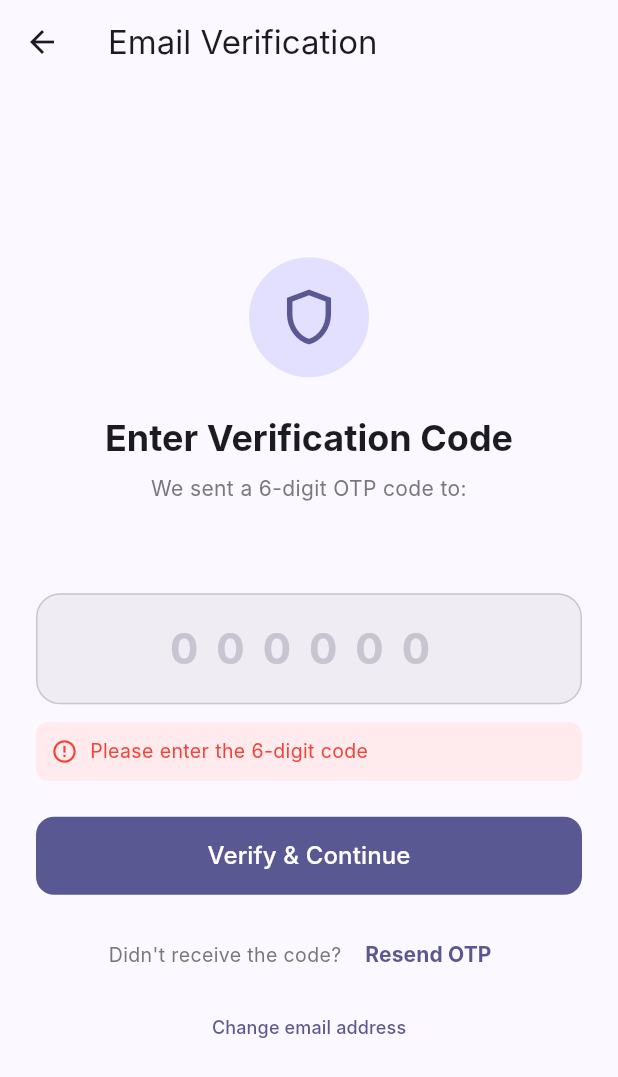
After one commit to Sanyograghav04/teacher-student-app, a Flutter app: the VerifyOtpScreen screen opened by its route, after a tap on "Verify & Continue", on a phone screen of 412 x 824 dp. The commit adds this screen. Shown: the top 1077 px of the screen. Run offline on Flutter 3.47's test engine with Material 3 defaults, Android fonts, the phone set to English and light mode, and no system bars; our stand-ins replace flutter_dotenv, flutter_riverpod, go_router, permission_handler, supabase_flutter; missing offline and left inert: flutter_webrtc, livekit_client; accounts and stored records are empty; Roboto replaces fonts that are missing (Inter).

Commit message:
Add Email OTP Verification and Forgot Password features

```diff
--- a/lib/core/router.dart
+++ b/lib/core/router.dart
@@ -3,9 +3,11 @@ import 'package:flutter_riverpod/flutter_riverpod.dart';
 import 'package:go_router/go_router.dart';
 import 'package:supabase_flutter/supabase_flutter.dart';
 
+import '../features/auth/forgot_password_screen.dart';
 import '../features/auth/login_screen.dart';
+import '../features/auth/register_screen.dart';
 import '../features/auth/role_select_screen.dart';
-import '../features/auth/register_screen.dart';
+import '../features/auth/verify_otp_screen.dart';
 import '../features/dashboard/teacher_dashboard.dart';
 import '../features/dashboard/student_dashboard.dart';
 import '../features/classroom/classroom_screen.dart';
@@ -25,7 +27,9 @@ final routerProvider = Provider<GoRouter>((ref) {
       final isLoggedIn = session != null;
       final isOnAuthPage = state.matchedLocation == '/login' ||
           state.matchedLocation == '/register' ||
-          state.matchedLocation == '/role-select';
+          state.matchedLocation == '/role-select' ||
+          state.matchedLocation == '/forgot-password' ||
+          state.matchedLocation.startsWith('/verify-otp');
 
       if (!isLoggedIn && !isOnAuthPage) return '/login';
       if (isLoggedIn && isOnAuthPage) {
@@ -39,6 +43,15 @@ final routerProvider = Provider<GoRouter>((ref) {
     routes: [
       GoRoute(path: '/login', builder: (c, s) => const LoginScreen()),
       GoRoute(path: '/register', builder: (c, s) => const RegisterScreen()),
+      GoRoute(path: '/forgot-password', builder: (c, s) => const ForgotPasswordScreen()),
+      GoRoute(
+        path: '/verify-otp',
+        builder: (c, s) => VerifyOtpScreen(
+          email: s.uri.queryParameters['email'] ?? '',
+          role: s.uri.queryParameters['role'] ?? 'student',
+          fullName: s.uri.queryParameters['name'] ?? '',
+        ),
+      ),
       GoRoute(path: '/role-select', builder: (c, s) => const RoleSelectScreen()),
       GoRoute(path: '/teacher-dashboard', builder: (c, s) => const TeacherDashboard()),
       GoRoute(path: '/student-dashboard', builder: (c, s) => const StudentDashboard()),
--- a/lib/features/auth/register_screen.dart
+++ b/lib/features/auth/register_screen.dart
@@ -47,11 +47,10 @@ class _RegisterScreenState extends State<RegisterScreen> {
           'role': _selectedRole,
         });
         if (!mounted) return;
-        if (_selectedRole == 'teacher') {
-          context.go('/teacher-dashboard');
-        } else {
-          context.go('/student-dashboard');
-        }
+        final email = Uri.encodeComponent(_emailController.text.trim());
+        final role = Uri.encodeComponent(_selectedRole);
+        final name = Uri.encodeComponent(_nameController.text.trim());
+        context.go('/verify-otp?email=$email&role=$role&name=$name');
       }
     } on AuthException catch (e) {
       if (mounted) {
--- /dev/null
+++ b/lib/features/auth/verify_otp_screen.dart
@@ -0,0 +1,296 @@
+import 'package:flutter/material.dart';
+import 'package:flutter/services.dart';
+import 'package:go_router/go_router.dart';
+import 'package:supabase_flutter/supabase_flutter.dart';
+
+class VerifyOtpScreen extends StatefulWidget {
+  final String email;
+  final String role;
+  final String fullName;
+
+  const VerifyOtpScreen({
+    super.key,
+    required this.email,
+    this.role = 'student',
+    this.fullName = '',
+  });
+
+  @override
+  State<VerifyOtpScreen> createState() => _VerifyOtpScreenState();
+}
+
+class _VerifyOtpScreenState extends State<VerifyOtpScreen> {
+  final _otpController = TextEditingController();
+  bool _isLoading = false;
+  bool _isResending = false;
+  String? _errorMessage;
+
+  @override
+  void dispose() {
+    _otpController.dispose();
+    super.dispose();
+  }
+
+  Future<void> _verifyOtp() async {
+    final code = _otpController.text.trim();
+    if (code.length < 6) {
+      setState(() => _errorMessage = 'Please enter the 6-digit code');
+      return;
+    }
+
+    setState(() {
+      _isLoading = true;
+      _errorMessage = null;
+    });
+
+    try {
+      final response = await Supabase.instance.client.auth.verifyOTP(
+        type: OtpType.signup,
+        token: code,
+        email: widget.email,
+      );
+
+      if (response.user != null) {
+        // Upsert user profile
+        await Supabase.instance.client.from('profiles').upsert({
+          'id': response.user!.id,
+          'full_name': widget.fullName.isNotEmpty
+              ? widget.fullName
+              : (response.user!.userMetadata?['full_name'] ?? ''),
+          'email': widget.email,
+          'role': widget.role,
+        });
+
+        if (!mounted) return;
+
+        ScaffoldMessenger.of(context).showSnackBar(
+          const SnackBar(
+            content: Text('Email verified successfully! Welcome to ClassRoom.'),
+            backgroundColor: Colors.green,
+          ),
+        );
+
+        if (widget.role == 'teacher') {
+          context.go('/teacher-dashboard');
+        } else {
+          context.go('/student-dashboard');
+        }
+      } else {
+        setState(() => _errorMessage = 'Verification failed. Please try again.');
+      }
+    } on AuthException catch (e) {
+      setState(() => _errorMessage = e.message);
+    } catch (e) {
+      setState(() => _errorMessage = 'An error occurred: $e');
+    } finally {
+      if (mounted) setState(() => _isLoading = false);
+    }
+  }
+
+  Future<void> _resendCode() async {
+    setState(() {
+      _isResending = true;
+      _errorMessage = null;
+    });
+
+    try {
+      await Supabase.instance.client.auth.resend(
+        type: OtpType.signup,
+        email: widget.email,
+      );
+
+      if (mounted) {
+        ScaffoldMessenger.of(context).showSnackBar(
+          const SnackBar(
+            content: Text('New OTP code sent to your email!'),
+            backgroundColor: Colors.green,
+          ),
+        );
+      }
+    } on AuthException catch (e) {
+      setState(() => _errorMessage = e.message);
+    } catch (e) {
+      setState(() => _errorMessage = 'Failed to resend code: $e');
+    } finally {
+      if (mounted) setState(() => _isResending = false);
+    }
+  }
+
+  @override
+  Widget build(BuildContext context) {
+    final theme = Theme.of(context);
+
+    return Scaffold(
+      appBar: AppBar(
+        leading: IconButton(
+          icon: const Icon(Icons.arrow_back),
+          onPressed: () => context.go('/register'),
+        ),
+        title: const Text('Email Verification'),
+      ),
+      body: SafeArea(
+        child: Center(
+          child: SingleChildScrollView(
+            padding: const EdgeInsets.all(24),
+            child: ConstrainedBox(
+              constraints: const BoxConstraints(maxWidth: 400),
+              child: Column(
+                mainAxisAlignment: MainAxisAlignment.center,
+                crossAxisAlignment: CrossAxisAlignment.stretch,
+                children: [
+                  Container(
+                    width: 80,
+                    height: 80,
+                    decoration: BoxDecoration(
+                      color: theme.colorScheme.primaryContainer,
+                      shape: BoxShape.circle,
+                    ),
+                    child: Icon(
+                      Icons.shield_outlined,
+                      size: 44,
+                      color: theme.colorScheme.primary,
+                    ),
+                  ),
+                  const SizedBox(height: 24),
+                  Text(
+                    'Enter Verification Code',
+                    style: theme.textTheme.headlineSmall?.copyWith(
+                      fontWeight: FontWeight.bold,
+                    ),
+                    textAlign: TextAlign.center,
+                  ),
+                  const SizedBox(height: 8),
+                  Text(
+                    'We sent a 6-digit OTP code to:',
+                    style: theme.textTheme.bodyMedium?.copyWith(
+                      color: theme.colorScheme.outline,
+                    ),
+                    textAlign: TextAlign.center,
+                  ),
+                  const SizedBox(height: 4),
+                  Text(
+                    widget.email,
+                    style: theme.textTheme.titleMedium?.copyWith(
+                      fontWeight: FontWeight.bold,
+                      color: theme.colorScheme.primary,
+                    ),
+                    textAlign: TextAlign.center,
+                  ),
+                  const SizedBox(height: 32),
+
+                  // OTP input field
+                  TextField(
+                    controller: _otpController,
+                    keyboardType: TextInputType.number,
+                    textAlign: TextAlign.center,
+                    maxLength: 6,
+                    style: const TextStyle(
+                      fontSize: 28,
+                      letterSpacing: 12,
+                      fontWeight: FontWeight.bold,
+                    ),
+                    inputFormatters: [
+                      FilteringTextInputFormatter.digitsOnly,
+                    ],
+                    decoration: InputDecoration(
+                      counterText: '',
+                      hintText: '000000',
+                      hintStyle: TextStyle(
+                        letterSpacing: 12,
+                        color: theme.colorScheme.outlineVariant,
+                      ),
+                      filled: true,
+                      fillColor: theme.colorScheme.surfaceContainerHighest.withOpacity(0.5),
+                      border: OutlineInputBorder(
+                        borderRadius: BorderRadius.circular(16),
+                        borderSide: BorderSide(color: theme.colorScheme.primary),
+                      ),
+                      enabledBorder: OutlineInputBorder(
+                        borderRadius: BorderRadius.circular(16),
+                        borderSide: BorderSide(color: theme.colorScheme.outlineVariant),
+                      ),
+                      focusedBorder: OutlineInputBorder(
+                        borderRadius: BorderRadius.circular(16),
+                        borderSide: BorderSide(color: theme.colorScheme.primary, width: 2),
+                      ),
+                    ),
+                    onSubmitted: (_) => _verifyOtp(),
+                  ),
+
+                  if (_errorMessage != null) ...[
+                    const SizedBox(height: 12),
+                    Container(
+                      padding: const EdgeInsets.all(10),
+                      decoration: BoxDecoration(
+                        color: Colors.red.shade50,
+                        borderRadius: BorderRadius.circular(8),
+                      ),
+                      child: Row(
+                        children: [
+                          const Icon(Icons.error_outline, color: Colors.red, size: 18),
+                          const SizedBox(width: 8),
+                          Expanded(
+                            child: Text(
+                              _errorMessage!,
+                              style: const TextStyle(color: Colors.red, fontSize: 13),
+                            ),
+                          ),
+                        ],
+                      ),
+                    ),
+                  ],
+
+                  const SizedBox(height: 24),
+                  FilledButton(
+                    onPressed: _isLoading ? null : _verifyOtp,
+                    style: FilledButton.styleFrom(
+                      minimumSize: const Size.fromHeight(52),
+                      shape: RoundedRectangleBorder(
+                        borderRadius: BorderRadius.circular(12),
+                      ),
+                    ),
+                    child: _isLoading
+                        ? const SizedBox(
+                            height: 20,
+                            width: 20,
+                            child: CircularProgressIndicator(
+                              strokeWidth: 2,
+                              color: Colors.white,
+                            ),
+                          )
+                        : const Text('Verify & Continue', style: TextStyle(fontSize: 16)),
+                  ),
+
+                  const SizedBox(height: 16),
+                  Row(
+                    mainAxisAlignment: MainAxisAlignment.center,
+                    children: [
+                      Text(
+                        "Didn't receive the code? ",
+                        style: TextStyle(color: theme.colorScheme.outline, fontSize: 13),
+                      ),
+                      TextButton(
+                        onPressed: _isResending ? null : _resendCode,
+                        child: _isResending
+                            ? const SizedBox(
+                                width: 14,
+                                height: 14,
+                                child: CircularProgressIndicator(strokeWidth: 1.5),
+                              )
+                            : const Text('Resend OTP', style: TextStyle(fontWeight: FontWeight.bold)),
+                      ),
+                    ],
+                  ),
+                  TextButton(
+                    onPressed: () => context.go('/register'),
+                    child: const Text('Change email address', style: TextStyle(fontSize: 12)),
+                  ),
+                ],
+              ),
+            ),
+          ),
+        ),
+      ),
+    );
+  }
+}
```
Also changed, not shown: lib/features/auth/forgot_password_screen.dart (added, +213 -0 lines), lib/features/auth/login_screen.dart (+9 -1 lines), lib/features/auth/verify_email_screen.dart (added, +156 -0 lines).
